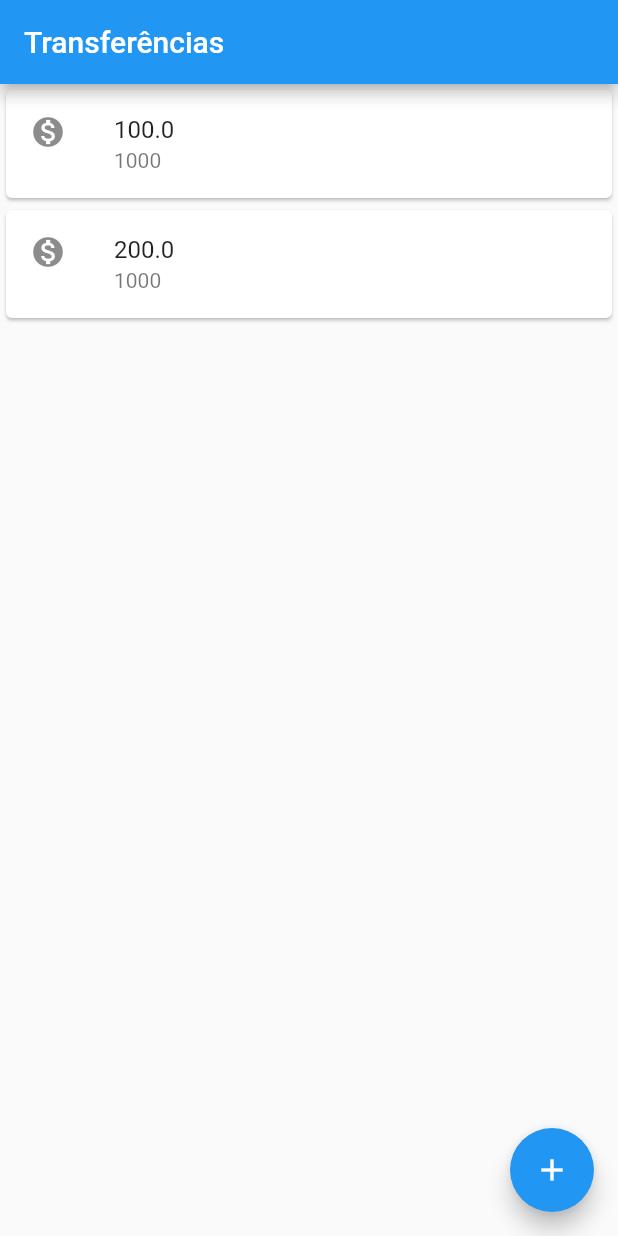
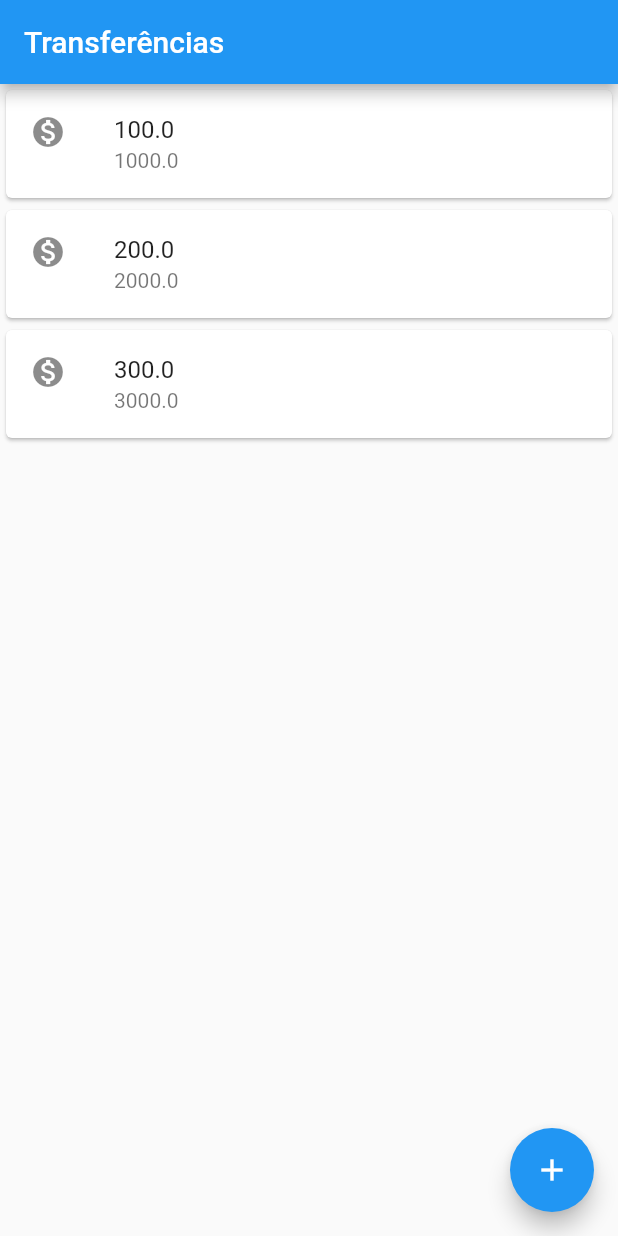
Before and after one commit to lucasmfg7/bytebank-flutter, a Flutter app: the screen it shows after launch, on a phone screen of 412 x 824 dp. Run offline on Flutter 3.47's test engine with Material 2 defaults, Android fonts, the phone set to English and light mode, and no system bars.

Commit message:
Refatora o código

```diff
--- a/lib/main.dart
+++ b/lib/main.dart
@@ -3,31 +3,51 @@ import 'package:flutter/material.dart';
 void main() => runApp(
       MaterialApp(
         home: Scaffold(
-          appBar: AppBar(
-            title: Text('Transferências'),
-          ),
-          floatingActionButton: FloatingActionButton(
-            child: Icon(Icons.add),
-            onPressed: null,
-          ),
-          body: Column(
-            children: [
-              Card(
-                child: ListTile(
-                  leading: Icon(Icons.monetization_on),
-                  title: Text('100.0'),
-                  subtitle: Text('1000'),
-                ),
-              ),
-              Card(
-                child: ListTile(
-                  leading: Icon(Icons.monetization_on),
-                  title: Text('200.0'),
-                  subtitle: Text('1000'),
-                ),
-              ),
-            ],
-          ),
-        ),
+            appBar: AppBar(
+              title: const Text('Transferências'),
+            ),
+            floatingActionButton: const FloatingActionButton(
+              onPressed: null,
+              child: Icon(Icons.add),
+            ),
+            body: TransferList()),
       ),
     );
+
+class TransferList extends StatelessWidget {
+  @override
+  Widget build(BuildContext context) {
+    return Column(
+      // ignore: prefer_const_literals_to_create_immutables
+      children: [
+        TransferItem(Transfer(100, 1000)),
+        TransferItem(Transfer(200, 2000)),
+        TransferItem(Transfer(300, 3000)),
+      ],
+    );
+  }
+}
+
+class TransferItem extends StatelessWidget {
+  final Transfer _transfer;
+
+  TransferItem(this._transfer);
+
+  @override
+  Widget build(BuildContext context) {
+    return Card(
+      child: ListTile(
+        leading: const Icon(Icons.monetization_on),
+        title: Text(_transfer.value.toString()),
+        subtitle: Text(_transfer.accountNumber.toString()),
+      ),
+    );
+  }
+}
+
+class Transfer {
+  final double value;
+  final double accountNumber;
+
+  Transfer(this.value, this.accountNumber);
+}
```
